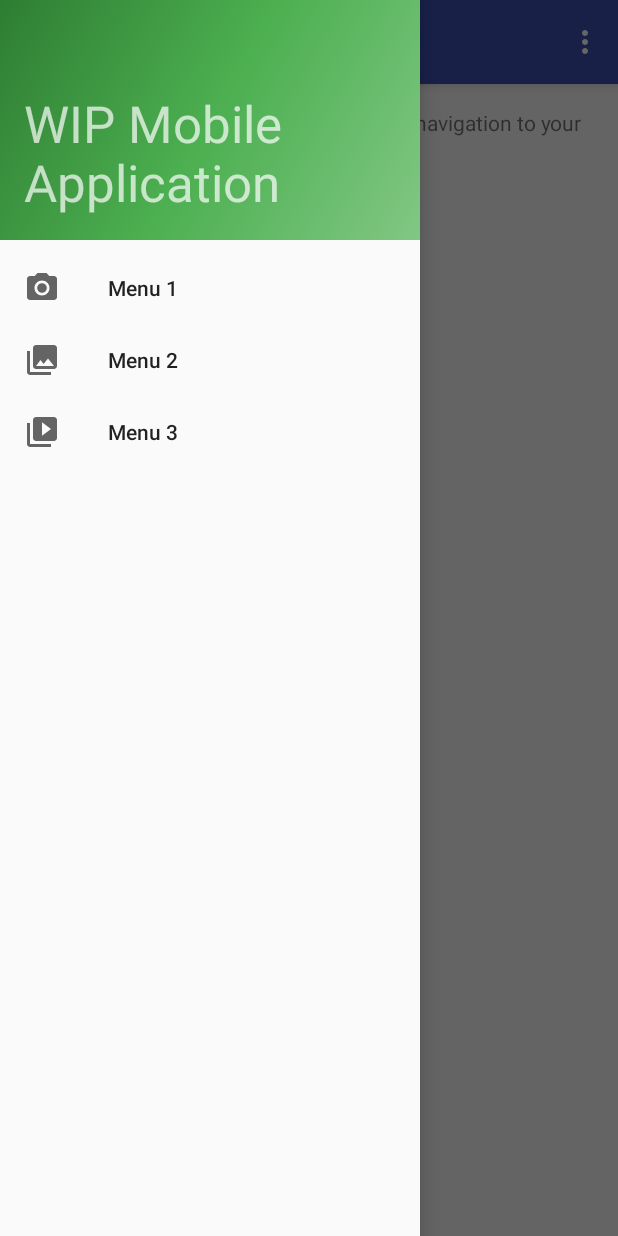
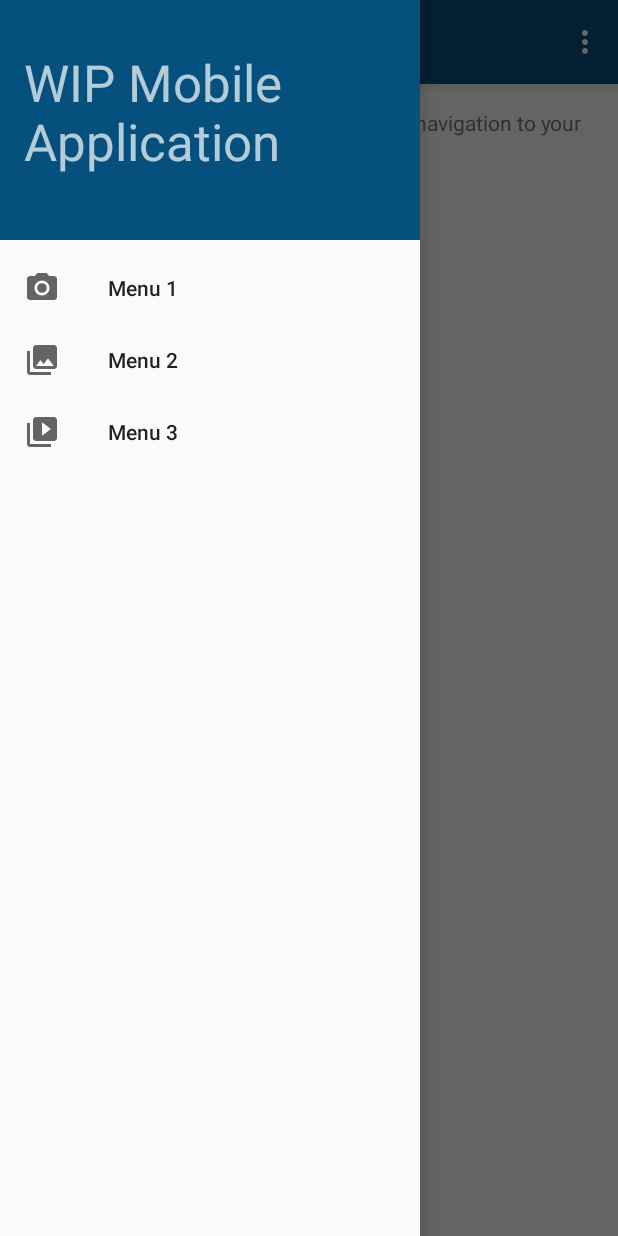
Before and after one commit to KennyNguyen88/ndt-mobile, an Android app: the screen it shows after launch (MainActivity), with the side drawer open, on a phone screen of 412 x 824 dp. Run offline under Robolectric (Android 15) with nearby library versions, the phone set to English and light mode, and no system bars.

Commit message:
color scheme

```diff
--- a/wipApp/app/src/main/res/drawable/side_nav_bar.xml
+++ b/wipApp/app/src/main/res/drawable/side_nav_bar.xml
@@ -2,8 +2,8 @@
     android:shape="rectangle">
     <gradient
         android:angle="135"
-        android:centerColor="#4CAF50"
-        android:endColor="#2E7D32"
-        android:startColor="#81C784"
+        android:centerColor="@color/poscoBlue"
+        android:endColor="@color/poscoBlue"
+        android:startColor="@color/poscoBlue"
         android:type="linear" />
 </shape>
--- a/wipApp/app/src/main/res/layout/app_bar_main.xml
+++ b/wipApp/app/src/main/res/layout/app_bar_main.xml
@@ -16,7 +16,7 @@
             android:id="@+id/toolbar"
             android:layout_width="match_parent"
             android:layout_height="?attr/actionBarSize"
-            android:background="?attr/colorPrimary"
+            android:background="@color/poscoBlue"
             app:popupTheme="@style/AppTheme.PopupOverlay" />
 
     </android.support.design.widget.AppBarLayout>
--- a/wipApp/app/src/main/res/layout/nav_header_main.xml
+++ b/wipApp/app/src/main/res/layout/nav_header_main.xml
@@ -3,7 +3,7 @@
     android:layout_width="match_parent"
     android:layout_height="@dimen/nav_header_height"
     android:background="@drawable/side_nav_bar"
-    android:gravity="bottom"
+    android:gravity="top|center_vertical"
     android:orientation="vertical"
     android:paddingBottom="@dimen/activity_vertical_margin"
     android:paddingLeft="@dimen/activity_horizontal_margin"
--- a/wipApp/app/src/main/res/values/colors.xml
+++ b/wipApp/app/src/main/res/values/colors.xml
@@ -3,4 +3,9 @@
     <color name="colorPrimary">#3F51B5</color>
     <color name="colorPrimaryDark">#303F9F</color>
     <color name="colorAccent">#FF4081</color>
+    <color name="poscoBlue">#05507d</color>
+    <color name="poscoLightBlue">#00a5e5</color>
+    <color name="poscoDarkGray">#4b5151</color>
+    <color name="poscoLightGray">#bdbdba</color>
+    <color name="white">#ffffff</color>
 </resources>
```
Also changed, not shown: wipApp/app/src/main/java/com/posco/erp/wipapp/Screen1Activity.java (+8 -8 lines), wipApp/app/src/main/java/com/posco/erp/wipapp/Screen2Activity.java (+8 -8 lines), wipApp/app/src/main/java/com/posco/erp/wipapp/Screen3Activity.java (+8 -8 lines), wipApp/app/src/main/res/layout/activity_screen1.xml (+8 -8 lines), wipApp/app/src/main/res/layout/activity_screen2.xml (+8 -8 lines), wipApp/app/src/main/res/layout/activity_screen3.xml (+8 -8 lines).
